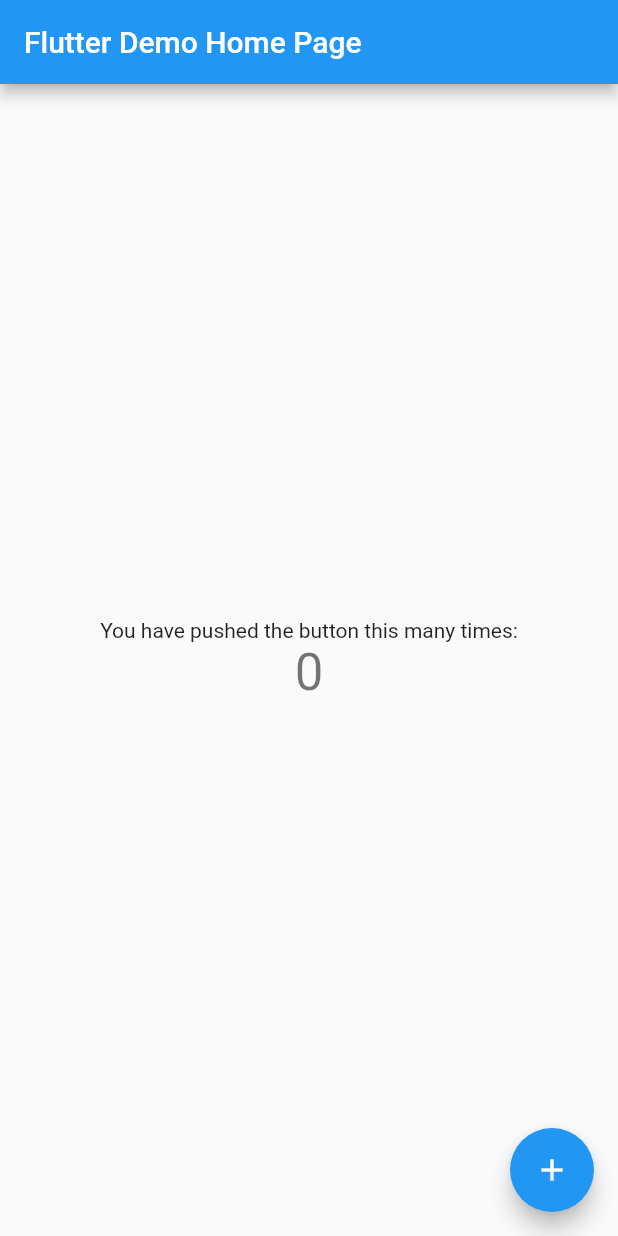
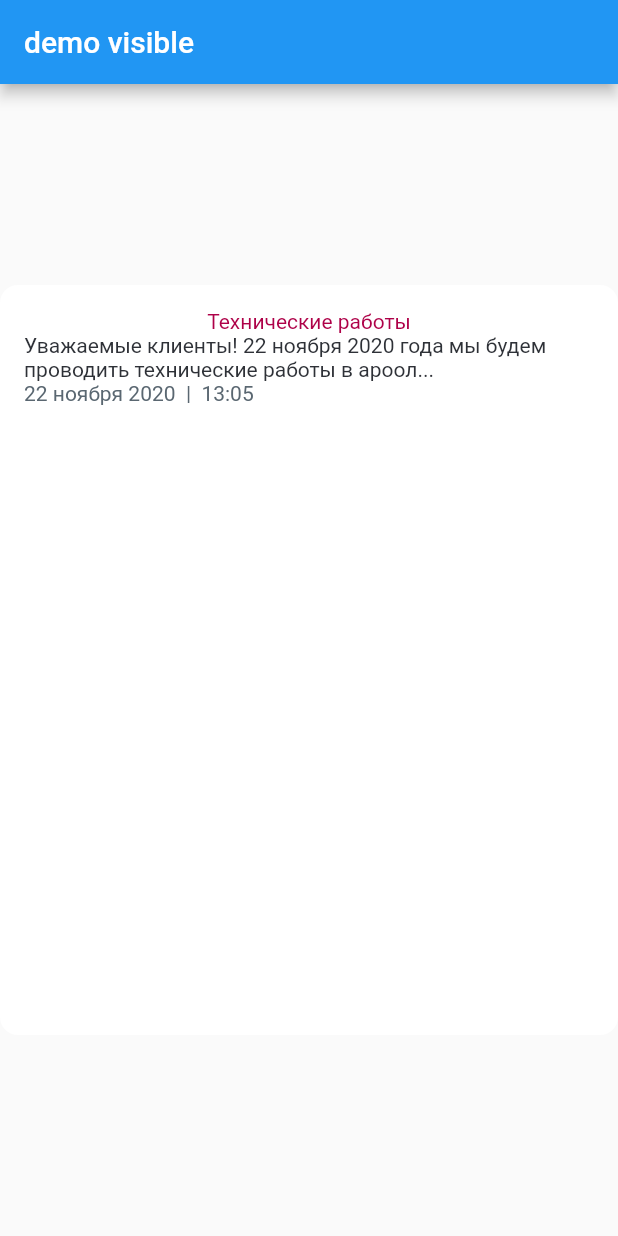
Before and after one commit to nilinov/figma_flutter, a Flutter app: the screen it shows after launch, on a phone screen of 412 x 824 dp. Run offline on Flutter 3.47's test engine with Material 2 defaults, Android fonts, the light colour scheme and no system bars.

Commit message:
demo widget

```diff
--- /dev/null
+++ b/lib/demo_widget.dart
@@ -0,0 +1,34 @@
+import 'package:flutter/cupertino.dart';
+
+class DemoWidget extends StatelessWidget {
+  @override
+  Widget build(BuildContext context) {
+    return Container(
+        decoration: BoxDecoration(
+            color: Color.fromRGBO(255, 255, 255, 1),
+            borderRadius: BorderRadius.only(
+                bottomLeft: Radius.circular(12),
+                bottomRight: Radius.circular(12),
+                topLeft: Radius.circular(12),
+                topRight: Radius.circular(12))),
+        padding: EdgeInsets.only(top: 16, bottom: 16, left: 16, right: 16),
+        child: Column(
+          children: [
+            Container(
+                child: Row(
+              children: [
+                Expanded(
+                  child: Text("Технические работы",
+                      style: TextStyle(color: Color.fromRGBO(174, 1, 72, 1)), textAlign: TextAlign.center),
+                )
+              ],
+            )),
+            Text("Уважаемые клиенты! 22 ноября 2020 года мы будем проводить технические работы в ароол...",
+                style: TextStyle(color: Color.fromRGBO(46, 49, 55, 1)), textAlign: TextAlign.left),
+            Text("22 ноября 2020  |  13:05",
+                style: TextStyle(color: Color.fromRGBO(90, 103, 113, 1)), textAlign: TextAlign.left)
+          ],
+          crossAxisAlignment: CrossAxisAlignment.stretch,
+        ));
+  }
+}
--- a/lib/main.dart
+++ b/lib/main.dart
@@ -1,4 +1,5 @@
 import 'package:flutter/material.dart';
+import 'package:flutter_visible/demo_widget.dart';
 
 void main() {
   runApp(MyApp());
@@ -10,104 +11,31 @@
   Widget build(BuildContext context) {
     return MaterialApp(
       title: 'Flutter Demo',
-      theme: ThemeData(
-        // This is the theme of your application.
-        //
-        // Try running your application with "flutter run". You'll see the
-        // application has a blue toolbar. Then, without quitting the app, try
-        // changing the primarySwatch below to Colors.green and then invoke
-        // "hot reload" (press "r" in the console where you ran "flutter run",
-        // or simply save your changes to "hot reload" in a Flutter IDE).
-        // Notice that the counter didn't reset back to zero; the application
-        // is not restarted.
-        primarySwatch: Colors.blue,
-      ),
-      home: MyHomePage(title: 'Flutter Demo Home Page'),
+      theme: ThemeData(primarySwatch: Colors.blue),
+      home: MyHomePage(),
     );
   }
 }
 
 class MyHomePage extends StatefulWidget {
-  MyHomePage({Key key, this.title}) : super(key: key);
-
-  // This widget is the home page of your application. It is stateful, meaning
-  // that it has a State object (defined below) that contains fields that affect
-  // how it looks.
-
-  // This class is the configuration for the state. It holds the values (in this
-  // case the title) provided by the parent (in this case the App widget) and
-  // used by the build method of the State. Fields in a Widget subclass are
-  // always marked "final".
-
-  final String title;
-
   @override
   _MyHomePageState createState() => _MyHomePageState();
 }
 
 class _MyHomePageState extends State<MyHomePage> {
-  int _counter = 0;
-
-  void _incrementCounter() {
-    setState(() {
-      // This call to setState tells the Flutter framework that something has
-      // changed in this State, which causes it to rerun the build method below
-      // so that the display can reflect the updated values. If we changed
-      // _counter without calling setState(), then the build method would not be
-      // called again, and so nothing would appear to happen.
-      _counter++;
-    });
-  }
-
   @override
   Widget build(BuildContext context) {
-    // This method is rerun every time setState is called, for instance as done
-    // by the _incrementCounter method above.
-    //
-    // The Flutter framework has been optimized to make rerunning build methods
-    // fast, so that you can just rebuild anything that needs updating rather
-    // than having to individually change instances of widgets.
     return Scaffold(
       appBar: AppBar(
-        // Here we take the value from the MyHomePage object that was created by
-        // the App.build method, and use it to set our appbar title.
-        title: Text(widget.title),
+        title: Text('demo visible'),
       ),
       body: Center(
-        // Center is a layout widget. It takes a single child and positions it
-        // in the middle of the parent.
         child: Column(
-          // Column is also a layout widget. It takes a list of children and
-          // arranges them vertically. By default, it sizes itself to fit its
-          // children horizontally, and tries to be as tall as its parent.
-          //
-          // Invoke "debug painting" (press "p" in the console, choose the
-          // "Toggle Debug Paint" action from the Flutter Inspector in Android
-          // Studio, or the "Toggle Debug Paint" command in Visual Studio Code)
-          // to see the wireframe for each widget.
-          //
-          // Column has various properties to control how it sizes itself and
-          // how it positions its children. Here we use mainAxisAlignment to
-          // center the children vertically; the main axis here is the vertical
-          // axis because Columns are vertical (the cross axis would be
-          // horizontal).
           mainAxisAlignment: MainAxisAlignment.center,
-          children: <Widget>[
-            Text(
-              'You have pushed the button this many times:',
-            ),
-            Text(
-              '$_counter',
-              style: Theme.of(context).textTheme.headline4,
-            ),
-          ],
+          crossAxisAlignment: CrossAxisAlignment.center,
+          children: <Widget>[Container(child: DemoWidget(), constraints: BoxConstraints(maxHeight: 500, maxWidth: 500))],
         ),
       ),
-      floatingActionButton: FloatingActionButton(
-        onPressed: _incrementCounter,
-        tooltip: 'Increment',
-        child: Icon(Icons.add),
-      ), // This trailing comma makes auto-formatting nicer for build methods.
     );
   }
 }
```
